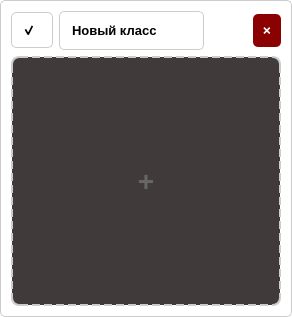
First picture: the form in src/uis/widgets/class_field.ui, repository b1t0nese/MacLearn, before the edit.
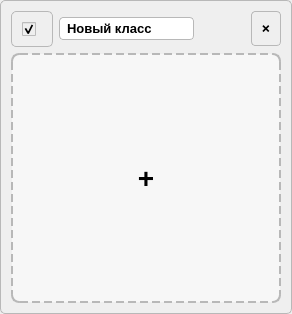
Second picture: the form after the edit.

Diff of the .ui file:
```diff
--- a/src/uis/widgets/class_field.ui
+++ b/src/uis/widgets/class_field.ui
@@ -3,7 +3,15 @@
  <class>ClassField</class>
  <widget class="QWidget" name="ClassField">
   <property name="styleSheet">
-   <string notr="true">background-color: #000000ff; border: 1px solid #ccc; border-radius: 5px; padding: 10px;</string>
+   <string notr="true">
+QWidget {
+    background-color: palette(window);
+    border: 1px solid palette(mid);
+    border-radius: 5px;
+    padding: 10px;
+    color: palette(window-text);
+}
+   </string>
   </property>
   <property name="sizePolicy">
    <sizepolicy hsizetype="Expanding" vsizetype="Preferred">
@@ -24,7 +32,20 @@
      <item>
       <widget class="QLineEdit" name="class_name">
        <property name="styleSheet">
-        <string notr="true">font-size: 13px; font-weight: bold;</string>
+        <string notr="true">
+QLineEdit {
+    font-size: 13px;
+    font-weight: bold;
+    background-color: palette(base);
+    color: palette(text);
+    border: 1px solid palette(mid);
+    border-radius: 4px;
+    padding: 2px 5px;
+}
+QLineEdit:focus {
+    border-color: palette(highlight);
+}
+        </string>
        </property>
        <property name="text">
         <string>Новый класс</string>
@@ -49,10 +70,11 @@
        <property name="styleSheet">
         <string notr="true">
 QPushButton {
-    background-color: #8b0000;
-    color: white;
-    border: none;
+    background-color: palette(button);
+    color: palette(button-text);
+    border: 1px solid palette(mid);
     font-size: 10px;
+    border-radius: 4px;
 }
 QPushButton:hover {border-color: #c00000ff;}
         </string>
@@ -89,12 +111,12 @@
        <property name="styleSheet">
         <string notr="true">
 QPushButton {
-    background-color: #403a3a;
-    border: 2px dashed #ccc;
+    background-color: palette(alternate-base);
+    border: 2px dashed palette(mid);
     border-radius: 8px;
     font-size: 28px;
     font-weight: bold;
-    color: #666;
+    color: palette(placeholder-text);
 }
 QPushButton:hover {
     border-color: #0078d7;
```
Left out of the diff: 12 changed lines with no effect on the pictures.
